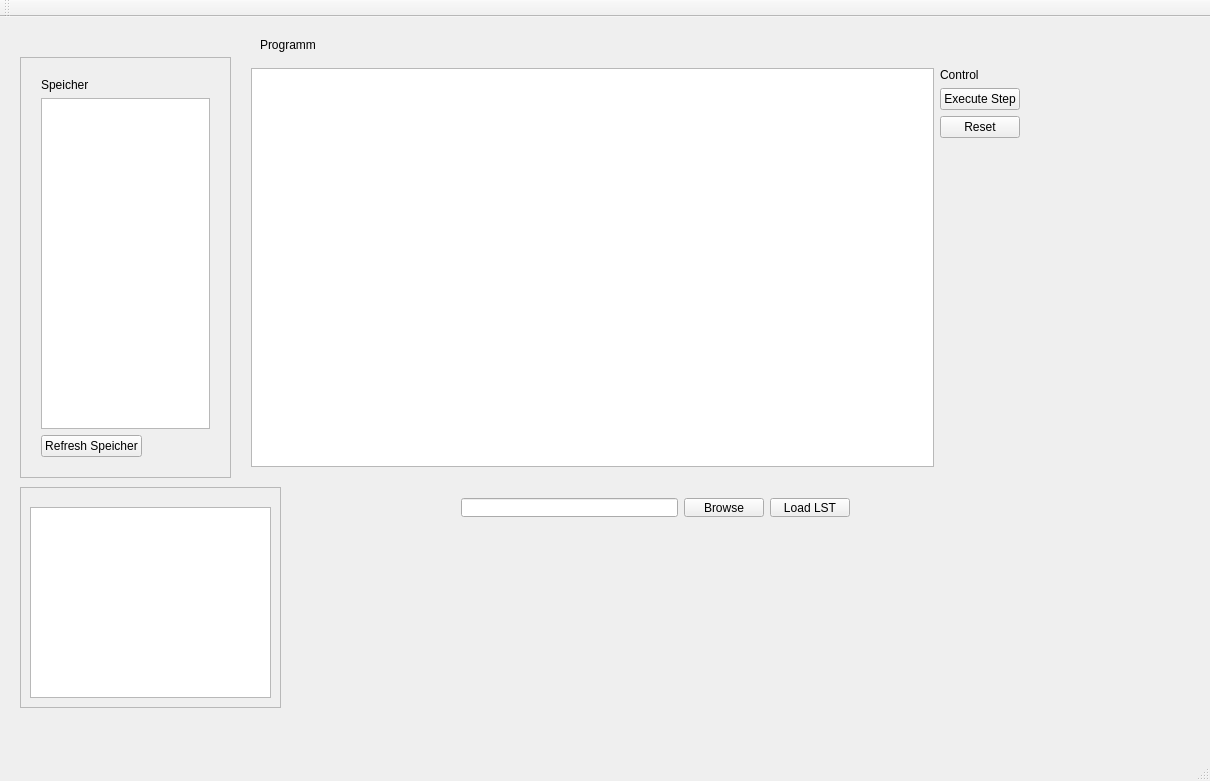
This is PICSimu/mainwindow.ui in Benedikt1992/PICSimu as Qt 5 draws it before an edit. The edited form follows.
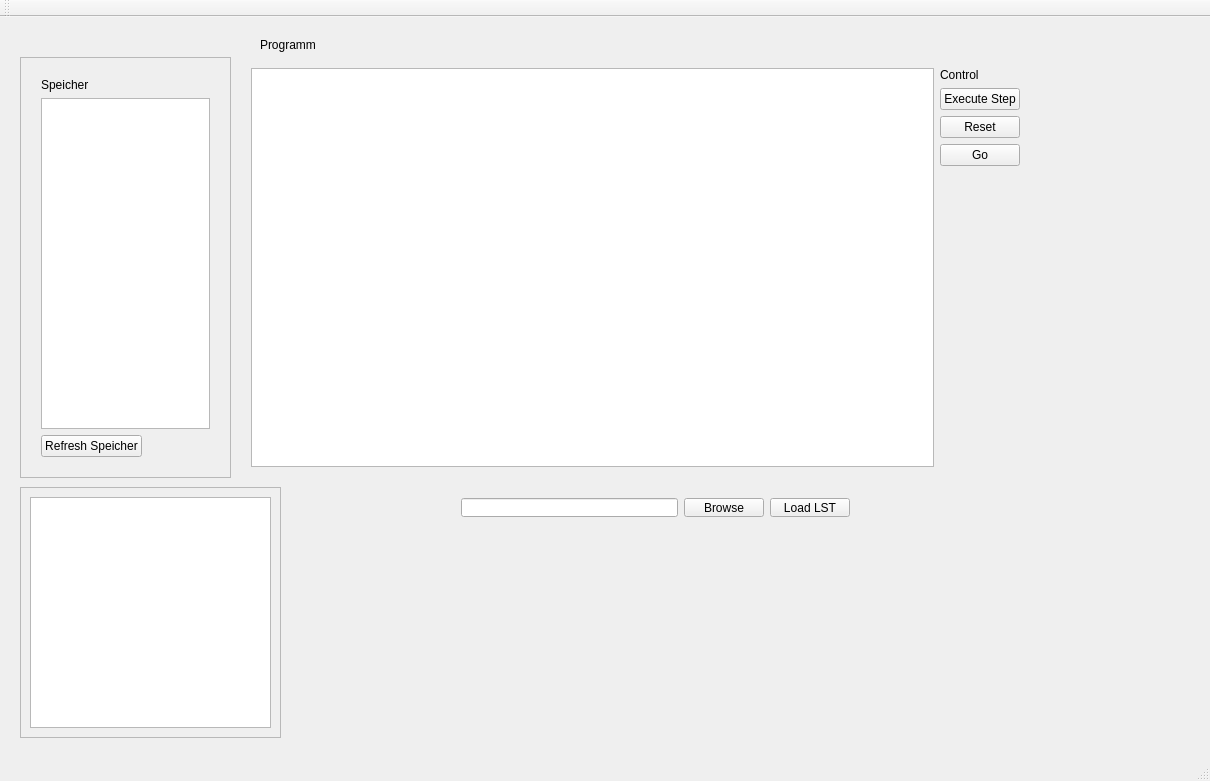
This is the edited form.

```diff
--- a/PICSimu/mainwindow.ui
+++ b/PICSimu/mainwindow.ui
@@ -154,6 +154,13 @@
          </property>
         </widget>
        </item>
+       <item>
+        <widget class="QPushButton" name="goButton">
+         <property name="text">
+          <string>Go</string>
+         </property>
+        </widget>
+       </item>
        <item>
         <spacer name="verticalSpacer">
          <property name="orientation">
@@ -177,7 +184,7 @@
       <x>20</x>
       <y>470</y>
       <width>261</width>
-      <height>221</height>
+      <height>251</height>
      </rect>
     </property>
     <property name="frameShape">
@@ -190,9 +197,9 @@
      <property name="geometry">
       <rect>
        <x>10</x>
-       <y>20</y>
+       <y>10</y>
        <width>241</width>
-       <height>191</height>
+       <height>231</height>
       </rect>
      </property>
     </widget>
```
Left out of the diff: 2 changed lines with no effect on the pictures.
